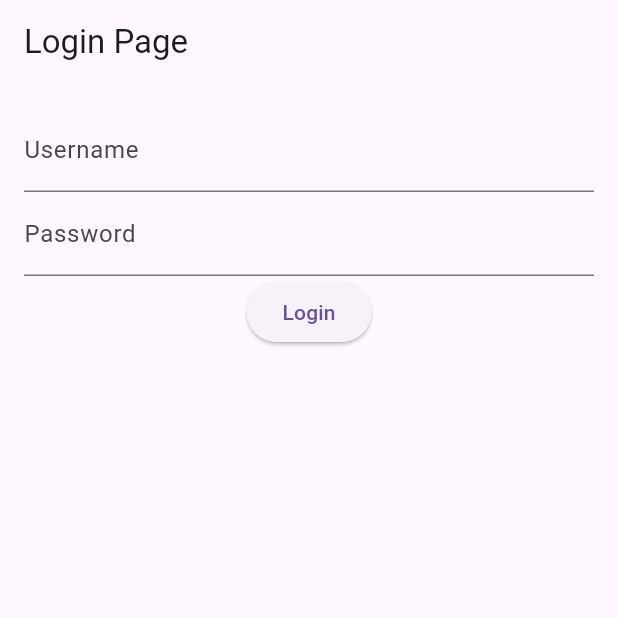
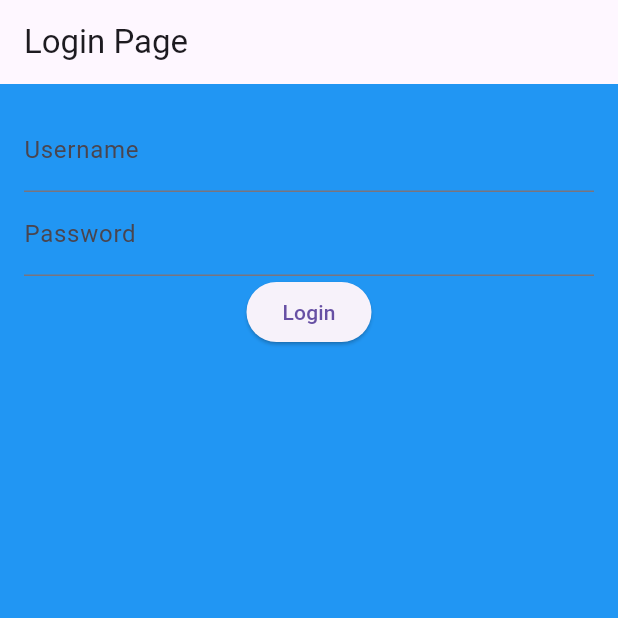
Before and after one commit to SaifullahAsif/LotteryApp, a Flutter app: the screen it shows after launch, on a phone screen of 412 x 824 dp, the top half of it. Run offline on Flutter 3.47's test engine with Material 3 defaults, Android fonts, the light colour scheme and no system bars; missing offline and left inert: dart:html.

Commit message:
Committing some changes

```diff
--- a/lib/main.dart
+++ b/lib/main.dart
@@ -1,3 +1,5 @@
+import 'dart:html';
+
 import 'package:flutter/material.dart';
 
 void main() {
@@ -29,6 +31,7 @@
   @override
   Widget build(BuildContext context) {
     return Scaffold(
+      backgroundColor: Colors.blue,
       appBar: AppBar(
         title: Text('Login Page'),
       ),
```
Also changed, not shown: 1 other file.
